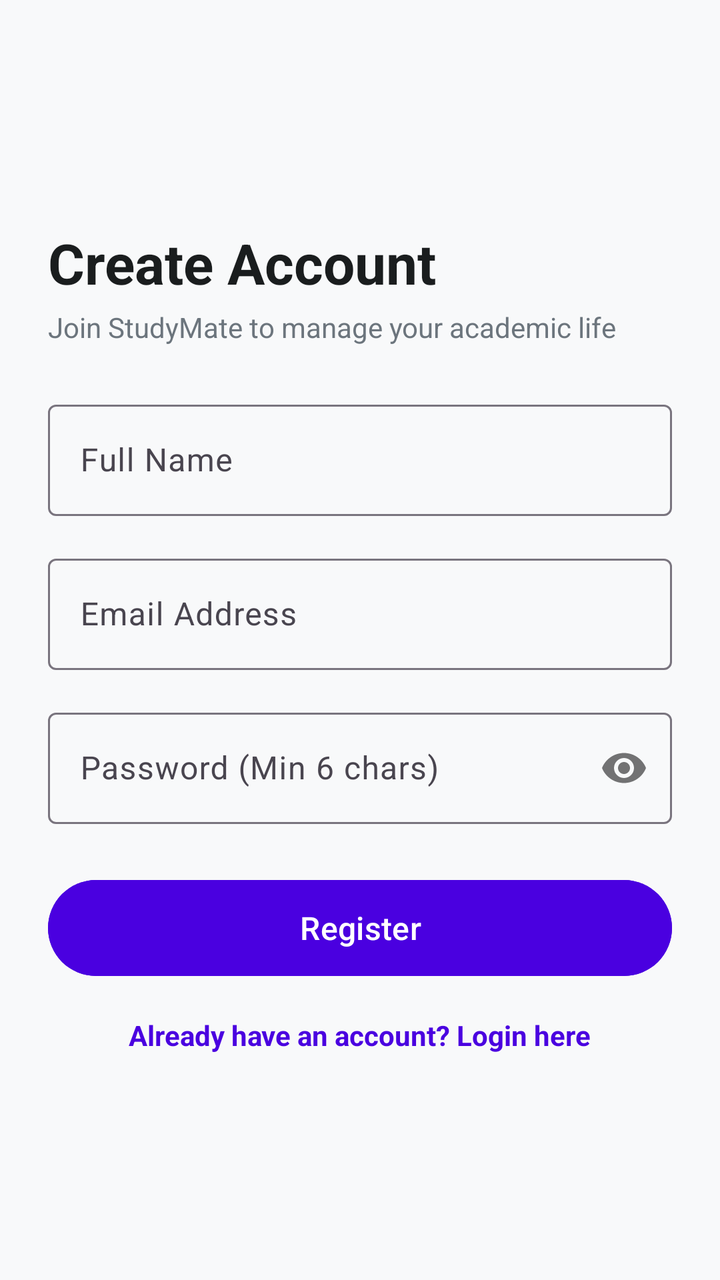
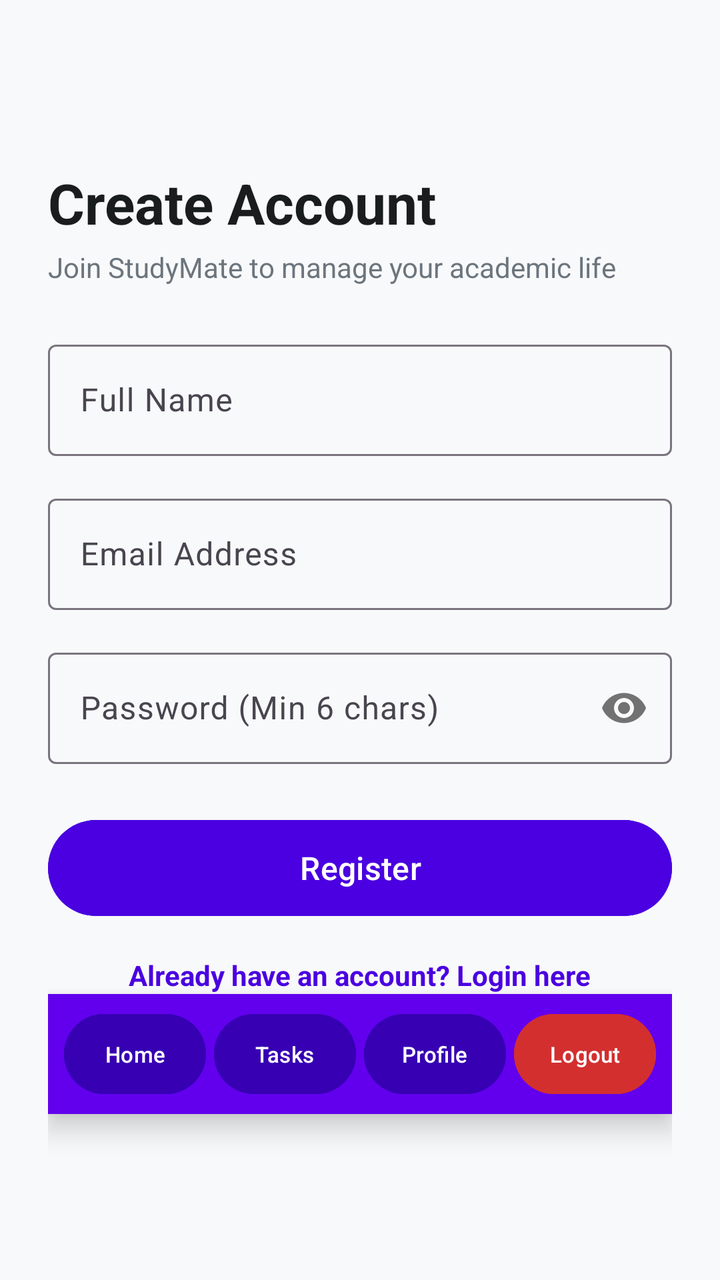

Compare the two renders of this Android layout. The source of the first and the diff that turns it into the second are given below.
<!-- AndroidManifest.xml: application theme Theme.StudyMate -->
<!-- res/layout/activity_register.xml -->
<?xml version="1.0" encoding="utf-8"?>
<ScrollView xmlns:android="http://schemas.android.com/apk/res/android"
    xmlns:app="http://schemas.android.com/apk/res-auto"
    android:layout_width="match_parent"
    android:layout_height="match_parent"
    android:fillViewport="true"
    android:background="#F8F9FA">

    <LinearLayout
        android:layout_width="match_parent"
        android:layout_height="wrap_content"
        android:orientation="vertical"
        android:padding="24dp"
        android:gravity="center_vertical">

        <TextView
            android:layout_width="wrap_content"
            android:layout_height="wrap_content"
            android:text="Create Account"
            android:textColor="#1A1D1E"
            android:textSize="28sp"
            android:textStyle="bold" />

        <TextView
            android:layout_width="wrap_content"
            android:layout_height="wrap_content"
            android:layout_marginTop="4dp"
            android:text="Join StudyMate to manage your academic life"
            android:textColor="#6C757D"
            android:textSize="14sp" />

        <com.google.android.material.textfield.TextInputLayout
            android:layout_width="match_parent"
            android:layout_height="wrap_content"
            android:layout_marginTop="24dp"
            app:boxBackgroundMode="outline">

            <com.google.android.material.textfield.TextInputEditText
                android:id="@+id/etRegName"
                android:layout_width="match_parent"
                android:layout_height="wrap_content"
                android:hint="Full Name"
                android:inputType="textPersonName" />
        </com.google.android.material.textfield.TextInputLayout>

        <com.google.android.material.textfield.TextInputLayout
            android:layout_width="match_parent"
            android:layout_height="wrap_content"
            android:layout_marginTop="16dp"
            app:boxBackgroundMode="outline">

            <com.google.android.material.textfield.TextInputEditText
                android:id="@+id/etRegEmail"
                android:layout_width="match_parent"
                android:layout_height="wrap_content"
                android:hint="Email Address"
                android:inputType="textEmailAddress" />
        </com.google.android.material.textfield.TextInputLayout>

        <com.google.android.material.textfield.TextInputLayout
            android:layout_width="match_parent"
            android:layout_height="wrap_content"
            android:layout_marginTop="16dp"
            app:passwordToggleEnabled="true"
            app:boxBackgroundMode="outline">

            <com.google.android.material.textfield.TextInputEditText
                android:id="@+id/etRegPassword"
                android:layout_width="match_parent"
                android:layout_height="wrap_content"
                android:hint="Password (Min 6 chars)"
                android:inputType="textPassword" />
        </com.google.android.material.textfield.TextInputLayout>

        <Button
            android:id="@+id/btnRegister"
            android:layout_width="match_parent"
            android:layout_height="56dp"
            android:layout_marginTop="24dp"
            android:text="Register"
            android:textSize="16sp"
            android:backgroundTint="#4A00E0" />

        <TextView
            android:id="@+id/tvLoginLink"
            android:layout_width="wrap_content"
            android:layout_height="wrap_content"
            android:layout_gravity="center"
            android:layout_marginTop="16dp"
            android:text="Already have an account? Login here"
            android:textColor="#4A00E0"
            android:textStyle="bold" />

    </LinearLayout>
</ScrollView>
<!-- resources referenced by this layout -->
<resources>
  <style name="Theme.StudyMate" parent="Base.Theme.StudyMate" />
  <style name="Base.Theme.StudyMate" parent="Theme.Material3.DayNight.NoActionBar">
          
          
      </style>
</resources>

<!-- the commit's change to res/layout/activity_register.xml (unified diff, before → after) -->
@@ -91,5 +91,70 @@
             android:textColor="#4A00E0"
             android:textStyle="bold" />
 
+        <include
+            layout="@layout/layout_bottom_nav"
+            android:layout_width="match_parent"
+            android:layout_height="wrap_content"/>
+
     </LinearLayout>
 </ScrollView>
+<!-- res/layout/layout_bottom_nav.xml (included above) -->
+<?xml version="1.0" encoding="utf-8"?>
+<LinearLayout xmlns:android="http://schemas.android.com/apk/res/android"
+    android:layout_width="match_parent"
+    android:layout_height="wrap_content"
+    android:orientation="horizontal"
+    android:background="#6200EE"
+    android:padding="6dp"
+    android:layout_marginTop="16dp"
+    android:elevation="8dp">
+
+    <Button
+        android:id="@+id/navHome"
+        android:layout_width="0dp"
+        android:layout_height="wrap_content"
+        android:layout_weight="1"
+        android:text="Home"
+        android:textSize="11sp"
+        android:textColor="@android:color/white"
+        android:backgroundTint="#3700B3"
+        android:layout_marginHorizontal="2dp"
+        android:padding="4dp" />
+
+    <Button
+        android:id="@+id/navTasks"
+        android:layout_width="0dp"
+        android:layout_height="wrap_content"
+        android:layout_weight="1"
+        android:text="Tasks"
+        android:textSize="11sp"
+        android:textColor="@android:color/white"
+        android:backgroundTint="#3700B3"
+        android:layout_marginHorizontal="2dp"
+        android:padding="4dp" />
+
+    <Button
+        android:id="@+id/navProfile"
+        android:layout_width="0dp"
+        android:layout_height="wrap_content"
+        android:layout_weight="1"
+        android:text="Profile"
+        android:textSize="11sp"
+        android:textColor="@android:color/white"
+        android:backgroundTint="#3700B3"
+        android:layout_marginHorizontal="2dp"
+        android:padding="4dp" />
+
+    <Button
+        android:id="@+id/navLogout"
+        android:layout_width="0dp"
+        android:layout_height="wrap_content"
+        android:layout_weight="1"
+        android:text="Logout"
+        android:textSize="11sp"
+        android:textColor="@android:color/white"
+        android:backgroundTint="#D32F2F"
+        android:layout_marginHorizontal="2dp"
+        android:padding="4dp" />
+
+</LinearLayout>
